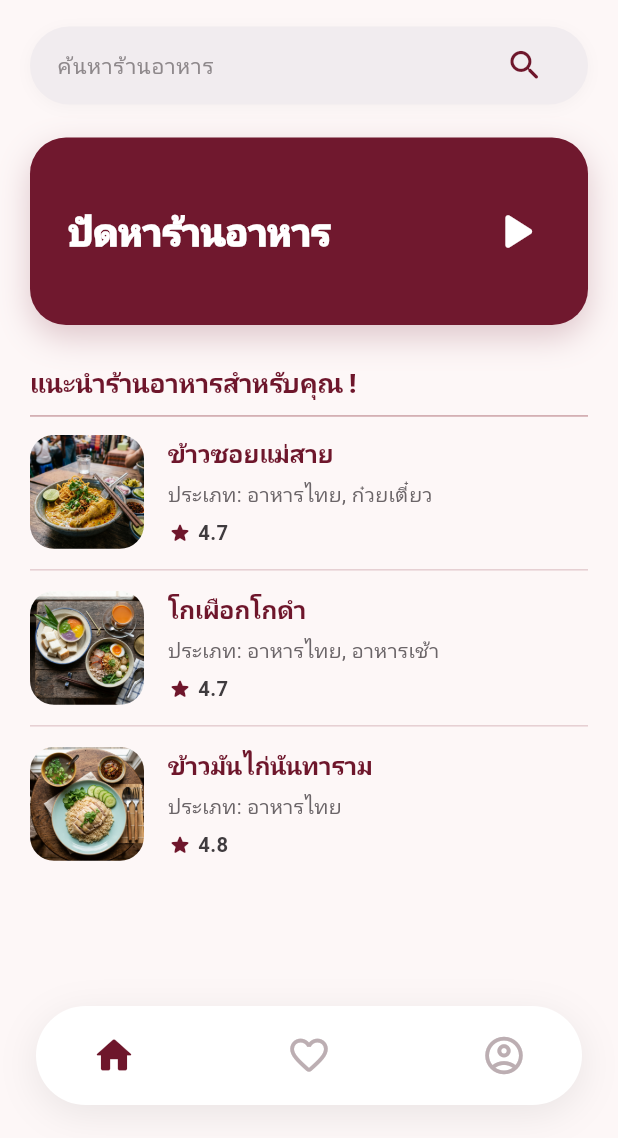
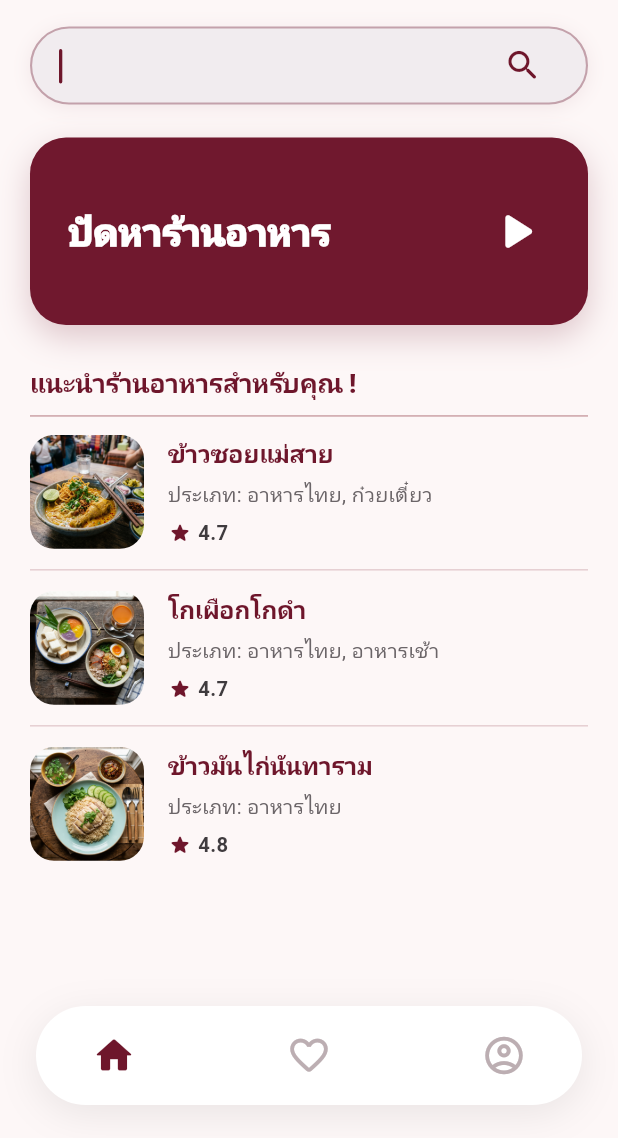
Before and after one commit to Book7076/mobile_pin, a Flutter app: the HomeScreen screen opened directly, after a tap on the "search" icon, on a phone screen of 412 x 824 dp, the part 98-1236 px from its top. Run offline on Flutter 3.47's test engine with Material 3 defaults, Android fonts, the phone set to English and light mode, and no system bars; our stand-ins replace appinio_swiper, flutter_dotenv, flutter_map, flutter_riverpod, geolocator, latlong2 and 1 more; accounts and stored records are empty; Roboto replaces fonts that are missing (Georgia); statements that could not run were skipped.

Commit message:
feat: รองรับการแตะค้นหาร้านอาหาร แสดงแป้นพิมพ์และเคอร์เซอร์กระพริบแบบมืออาชีพ

```diff
--- a/lib/screens/home/home_screen.dart
+++ b/lib/screens/home/home_screen.dart
@@ -16,7 +16,9 @@ class HomeScreen extends ConsumerStatefulWidget {
 class _HomeScreenState extends ConsumerState<HomeScreen> {
   int _currentTab = 0; // 0: Home, 1: Favorites, 2: Profile
   final TextEditingController _searchController = TextEditingController();
+  final FocusNode _searchFocusNode = FocusNode();
   String _searchQuery = '';
+  bool _isSearchFocused = false;
 
   // Curated recommended restaurants matching the design
   final List<Map<String, dynamic>> _curatedRestaurants = [
@@ -49,6 +51,13 @@ class _HomeScreenState extends ConsumerState<HomeScreen> {
   @override
   void initState() {
     super.initState();
+    _searchFocusNode.addListener(() {
+      if (mounted) {
+        setState(() {
+          _isSearchFocused = _searchFocusNode.hasFocus;
+        });
+      }
+    });
     SystemChrome.setSystemUIOverlayStyle(
       const SystemUiOverlayStyle(
         statusBarColor: Colors.transparent,
@@ -63,15 +72,26 @@ class _HomeScreenState extends ConsumerState<HomeScreen> {
   @override
   void dispose() {
     _searchController.dispose();
+    _searchFocusNode.dispose();
     super.dispose();
   }
 
   @override
   Widget build(BuildContext context) {
     const Color bgWarmColor = Color(0xFFFDF7F7); // Subtle blush background
+    final double keyboardHeight = MediaQuery.of(context).viewInsets.bottom;
+    final bool isKeyboardVisible = keyboardHeight > 0;
 
-    return Scaffold(
+    return GestureDetector(
+      behavior: HitTestBehavior.translucent,
+      onTap: () {
+        if (_searchFocusNode.hasFocus) {
+          _searchFocusNode.unfocus();
+        }
+      },
+      child: Scaffold(
         backgroundColor: bgWarmColor,
+        resizeToAvoidBottomInset: true,
         body: Stack(
           children: [
             // Main Body by active tab
@@ -90,6 +110,8 @@ class _HomeScreenState extends ConsumerState<HomeScreen> {
             ),
 
             // Section 4: Floating Bottom Navigation Bar (3 Main Icons)
+            // Seamlessly hide when keyboard pops up, smoothly reappear when keyboard closes
+            if (!isKeyboardVisible)
               Positioned(
                 left: 24,
                 right: 24,
@@ -97,6 +119,7 @@ class _HomeScreenState extends ConsumerState<HomeScreen> {
                 child: _buildFloatingBottomBar(),
               ),
           ],
+        ),
       ),
     );
   }
@@ -147,10 +170,18 @@ class _HomeScreenState extends ConsumerState<HomeScreen> {
             decoration: BoxDecoration(
               color: const Color(0xFFF1ECEF), // Soft grey pill
               borderRadius: BorderRadius.circular(26),
+              border: Border.all(
+                color: _isSearchFocused
+                    ? const Color(0xFF6E162B).withOpacity(0.35)
+                    : Colors.transparent,
+                width: 1.4,
+              ),
               boxShadow: [
                 BoxShadow(
-                  color: Colors.black.withOpacity(0.03),
-                  blurRadius: 8,
+                  color: _isSearchFocused
+                      ? const Color(0xFF6E162B).withOpacity(0.08)
+                      : Colors.black.withOpacity(0.03),
+                  blurRadius: 10,
                   offset: const Offset(0, 2),
                 ),
               ],
@@ -161,14 +192,25 @@ class _HomeScreenState extends ConsumerState<HomeScreen> {
                 Expanded(
                   child: TextField(
                     controller: _searchController,
+                    focusNode: _searchFocusNode,
+                    cursorColor: const Color(0xFF6E162B),
+                    cursorWidth: 2.2,
+                    cursorRadius: const Radius.circular(2),
+                    showCursor: true,
+                    textInputAction: TextInputAction.search,
+                    onSubmitted: (_) => _searchFocusNode.unfocus(),
                     onChanged: (val) => setState(() => _searchQuery = val),
                     style: const TextStyle(
                       fontSize: 15,
                       color: Color(0xFF221F21),
+                      fontWeight: FontWeight.w500,
                     ),
-                    decoration: const InputDecoration(
-                      hintText: 'ค้นหาร้านอาหาร',
-                      hintStyle: TextStyle(
+                    decoration: InputDecoration(
+                      // When focused and empty, hint text clears so cursor blinks cleanly as in mockup
+                      hintText: (_isSearchFocused && _searchQuery.isEmpty)
+                          ? ''
+                          : 'ค้นหาร้านอาหาร',
+                      hintStyle: const TextStyle(
                         fontSize: 14.5,
                         color: Color(0xFF8E888B),
                         fontWeight: FontWeight.w400,
@@ -179,13 +221,33 @@ class _HomeScreenState extends ConsumerState<HomeScreen> {
                     ),
                   ),
                 ),
+                if (_searchQuery.isNotEmpty)
+                  IconButton(
+                    icon: const Icon(
+                      Icons.close_rounded,
+                      color: Color(0xFF8E888B),
+                      size: 22,
+                    ),
+                    onPressed: () {
+                      _searchController.clear();
+                      setState(() => _searchQuery = '');
+                    },
+                    padding: EdgeInsets.zero,
+                    constraints: const BoxConstraints(),
+                    splashRadius: 20,
+                  )
+                else
                   IconButton(
                     icon: const Icon(
                       Icons.search_rounded,
                       color: Color(0xFF6E162B),
                       size: 26,
                     ),
-                  onPressed: () {},
+                    onPressed: () {
+                      if (!_searchFocusNode.hasFocus) {
+                        _searchFocusNode.requestFocus();
+                      }
+                    },
                     padding: EdgeInsets.zero,
                     constraints: const BoxConstraints(),
                     splashRadius: 20,
```
Lines whose indentation alone changed are shown as unchanged.
